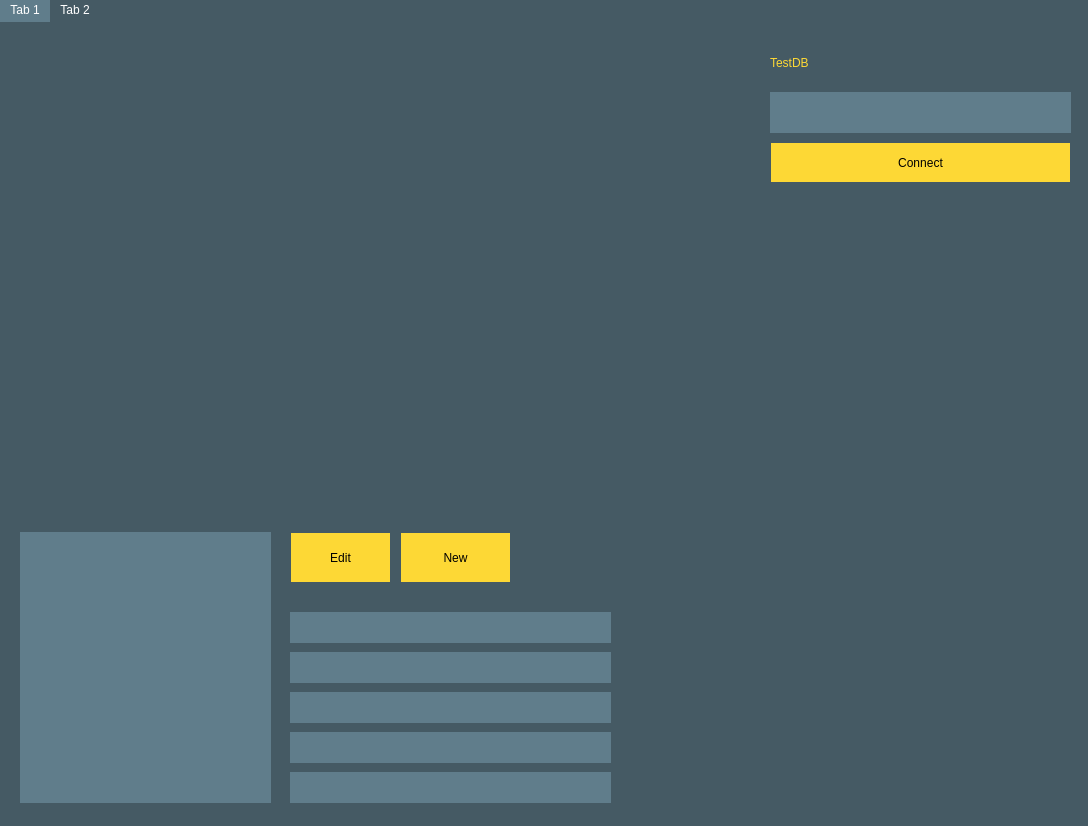
Above: reporter.ui from Davebudil/reporter before the change. Below: the same form after it.
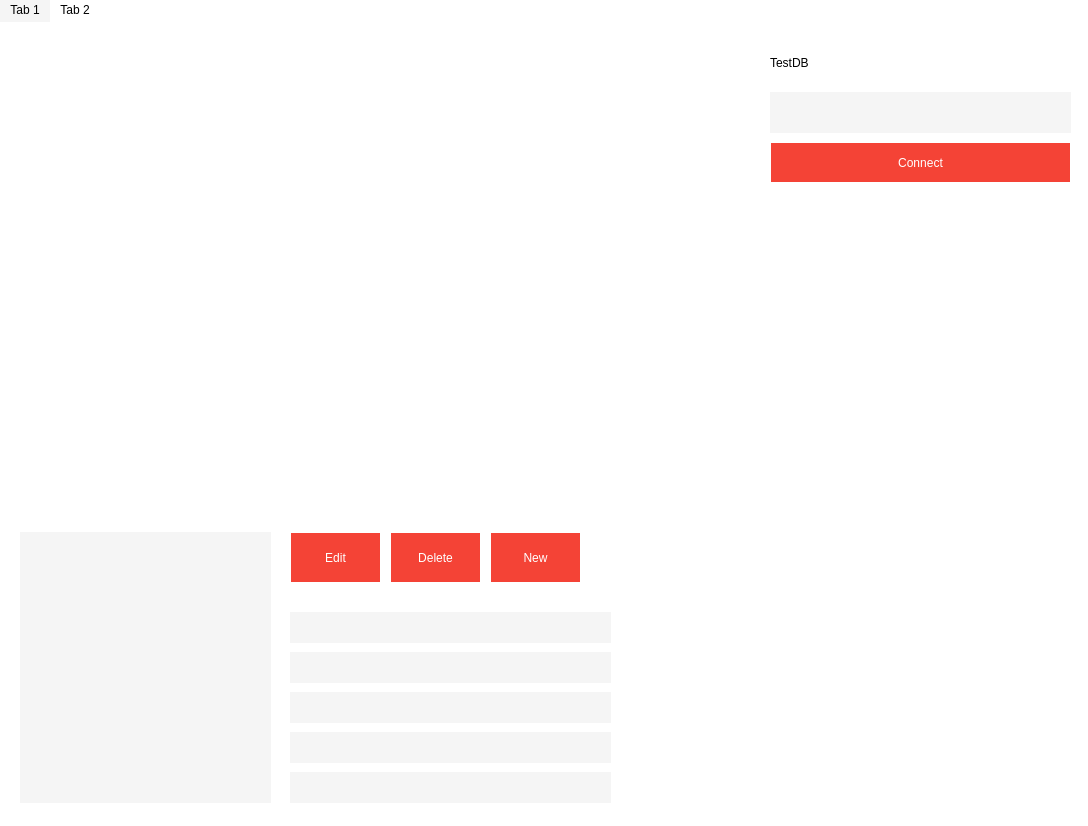
That is the form after the change. Icons and pictures are not drawn.

Commit message: Fixed parameter & query deleting and getter to return reference to the member variable. Modified the color scheme -> in future probably brigter red should be used instead. Also added the basics of parameter binding functionality.

Patch:
```diff
--- a/reporter.ui
+++ b/reporter.ui
@@ -14,9 +14,9 @@
    <string>Reporter</string>
   </property>
   <property name="styleSheet">
-   <string notr="true">QWidget:window {					/* Borders around the code editor and debug window */
-	border: 0px solid #455A64;
-	background-color: #455A64;
+   <string notr="true">QWidget:window {          /* Borders around the code editor and debug window */
+  border: 0px solid white;
+  background-color: white;
 }
 
 QToolTip {
@@ -29,16 +29,16 @@
 
 /* ==================== Dialog ==================== */
 QLabel {
-	background: #455A64;
-	color: white;	
-	font: 75 11pt &quot;DejaVu Sans Mono&quot;;			/* Not sure about this one */
+  background: white;
+  color: black; 
+  font: 75 11pt &quot;DejaVu Sans Mono&quot;;     /* Not sure about this one */
 }
 
 QDialog, QListView {
-	background-color: #455A64;
-	color: white;
-	outline: 0;
-	border: 2px solid transparent;
+  background-color: white;
+  color: black;
+  outline: 0;
+  border: 2px solid transparent;
 }
 
 QListView::item:hover {
@@ -48,49 +48,49 @@
 
 
 QListView::item:selected {
-	color: #607D8B;
-	background: #607D8B;
+  color: #F5F5F5;
+  background: #F5F5F5;
 }
 
 /* === QTabBar === */
 QTabBar {
-	background: #455A64;
+  background: white;
 }
 QPlainTextEdit{
-	background: #607D8B;
-	border: 1px solid #607D8B;
-	color: white;
+  background: #F5F5F5;
+  border: 1px solid #F5F5F5;
+  color: black;
 }
 QTableView{
-	background: #607D8B;
-	border: 1px solid #607D8B;
-	color: white;
+  background: #F5F5F5;
+  border: 1px solid #F5F5F5;
+  color: black;
 }
 QScrollArea{
-	background: #607D8B;
-	border: 1px solid #607D8B;
-	color: white;
+  background: #F5F5F5;
+  border: 1px solid #F5F5F5;
+  color: black;
 }
 QScrollArea{
-	background: #607D8B;
-	border: 1px solid #607D8B;
-	color: white;
+  background: #F5F5F5;
+  border: 1px solid #F5F5F5;
+  color: black;
 }
 
 
 QTabWidget::pane {
-	background: transparent;	/* Only at the very bottom of the tabs */
+  background: transparent;  /* Only at the very bottom of the tabs */
 }
 
 QTabBar::tab {
-	background: #455A64;
-	border: 0px solid #455A64;
-	border-bottom: 2px solid #455A64;
-	color: white;
-	padding-left: 10px;
-	padding-right: 10px;
-	padding-top: 3px;
-	padding-bottom: 3px;
+  background: white;
+  border: 0px solid white;
+  border-bottom: 2px solid white;
+  color: black;
+  padding-left: 10px;
+  padding-right: 10px;
+  padding-top: 3px;
+  padding-bottom: 3px;
 }
 
 QTabBar::tab:hover {
@@ -101,86 +101,86 @@
 }
 
 QTabBar::tab:selected {
-	background-color: #607D8B;
-	border: 0px solid #607D8B;
-	border-top: none;
-	border-bottom: 2px solid #607D8B;
-	color: white;
+  background-color: #F5F5F5;
+  border: 0px solid #F5F5F5;
+  border-top: none;
+  border-bottom: 2px solid #F5F5F5;
+  color: black;
 }
 
 QStackedWidget {
-	background: #455A64;	/* This covers a bunch of things, I was thinking about making it transparent, */
-							/* but I would have to find all the other elements... but QTabWidget::pane may be it */
+  background: white;  /* This covers a bunch of things, I was thinking about making it transparent, */
+              /* but I would have to find all the other elements... but QTabWidget::pane may be it */
 }
 
 
 /* === QGroupBox === */
 QGroupBox {
-    border: 1px solid #455A64;
-    background-color: #455A64;
+    border: 1px solid white;
+    background-color: white;
     margin-top: 1em;
 }
 
 QGroupBox::title {
-	color: white;
+  color: black;
     subcontrol-origin: margin;
     left: 6px;
     padding: 0 3px 0 3px;
 }
 
 QComboBox {
-	color: white;
-	background-color: #455A64;
-	selection-background-color: #607D8B;
-	outline: 0;
+  color: black;
+  background-color: white;
+  selection-background-color: #F5F5F5;
+  outline: 0;
 }
 
 QComboBox QAbstractItemView
 {    
-    selection-background-color: #607D8B;
-	outline: 0;
+    selection-background-color: #F5F5F5;
+  outline: 0;
 }
 
 /* === QCheckBox === */
 QCheckBox, QRadioButton {
-	color: white;
+  color: black;
 }
 
 QCheckBox::indicator::unchecked  {
-	background-color: #455A64;
-	border: 1px solid #455A64;
+  background-color: white;
+  border: 1px solid white;
 }
 
 QRadioButton::indicator::unchecked {
-	background-color: #455A64;
-	border: 1px solid #455A64;
-	border-radius: 4px;
+  background-color: white;
+  border: 1px solid white;
+  border-radius: 4px;
 }
 
 QCheckBox::indicator::checked, QTreeView::indicator::checked {
-	background-color: qradialgradient(cx:0.5, cy:0.5, fx:0.25, fy:0.15, radius:0.3, stop:0 #80CBC4, stop:1 #455A64);
-	border: 1px solid #455A64;
+  background-color: qradialgradient(cx:0.5, cy:0.5, fx:0.25, fy:0.15, radius:0.3, stop:0 #80CBC4, stop:1 white);
+  border: 1px solid white;
 }
 
 QRadioButton::indicator::checked {
-	background-color: qradialgradient(cx:0.5, cy:0.5, fx:0.25, fy:0.15, radius:0.3, stop:0 #80CBC4, stop:1 #455A64);
-	border: 1px solid #455A64;
-	border-radius: 4px;
+  background-color: qradialgradient(cx:0.5, cy:0.5, fx:0.25, fy:0.15, radius:0.3, stop:0 #80CBC4, stop:1 white);
+  border: 1px solid white;
+  border-radius: 4px;
 }
 
 QCheckBox::indicator:disabled, QRadioButton::indicator:disabled, QTreeView::indicator:disabled {
-	background-color: #455A64;			/* Not sure what this looks like */
+  background-color: white;      /* Not sure what this looks like */
 }
 
 QCheckBox::indicator::checked:disabled, QRadioButton::indicator::checked:disabled, QTreeView::indicator::checked:disabled {  
-	background-color: qradialgradient(cx:0.5, cy:0.5, fx:0.25, fy:0.15, radius:0.3, stop:0 #BBBBBB, stop:1 #455A64); /* Not sure what this looks like */
+  background-color: qradialgradient(cx:0.5, cy:0.5, fx:0.25, fy:0.15, radius:0.3, stop:0 #BBBBBB, stop:1 white); /* Not sure what this looks like */
 }
 
 QTreeView {
-	background-color: #455A64;
-	color: white;
-	outline: 0;
-	border: 0;
+  background-color: white;
+  color: black;
+  outline: 0;
+  border: 0;
 }
 
 QTreeView::item:hover {
@@ -189,42 +189,42 @@
 }
 
 QTreeView::item:selected {
-	background-color: #607D8B;
-	color: white;
+  background-color: #F5F5F5;
+  color: black;
 }
 
 QTreeView QHeaderView:section {
-	background-color: #455A64;
-	color: white;
-	border: 0;
+  background-color: white;
+  color: black;
+  border: 0;
 }
 
 QTreeView::indicator:checked {
-	background-color: qradialgradient(cx:0.5, cy:0.5, fx:0.25, fy:0.15, radius:0.3, stop:0 #80CBC4, stop:1 #455A64);
-	border: 1px solid #607D8B ;
-	selection-background-color: #607D8B ;
+  background-color: qradialgradient(cx:0.5, cy:0.5, fx:0.25, fy:0.15, radius:0.3, stop:0 #80CBC4, stop:1 white);
+  border: 1px solid #F5F5F5 ;
+  selection-background-color: #F5F5F5 ;
 }
 
-QTreeView::indicator:unchecked {			/* This and the one above style the checkbox in the Options -&gt; Keyboard */
-	background-color: #455A64;				/* This is still a hover over in blue I can't get rid of */
-	border: 1px solid #455A64;
-	selection-background-color: #455A64;
+QTreeView::indicator:unchecked {      /* This and the one above style the checkbox in the Options -&gt; Keyboard */
+  background-color: white;        /* This is still a hover over in blue I can't get rid of */
+  border: 1px solid white;
+  selection-background-color: white;
 }
 /*
 QTreeView QScrollBar {
-	background-color: #607D8B
+  background-color: #F5F5F5
 }
 */
 QTreeView::branch {
-	/* Skip - applies to everything */
+  /* Skip - applies to everything */
 }
 
 QTreeView::branch:has-siblings:adjoins-item {
-	/* Skip - files */
+  /* Skip - files */
 }
 
 QTreeView::branch:has-siblings:!adjoins-item {
-	/* Skip - applies to almost all on the left side */
+  /* Skip - applies to almost all on the left side */
 }
 
 QTreeView::branch:closed:has-children:has-siblings {
@@ -236,7 +236,7 @@
 }
 
 QTreeView::branch:!has-children:!has-siblings:adjoins-item {
-	/* Skip - files */
+  /* Skip - files */
 }
 
 QTreeView::branch:open:has-children:has-siblings {
@@ -249,45 +249,45 @@
 
 /* === QScrollBar:horizontal === */
 QScrollBar:horizontal {
-	background: #FDD835;				/* Background where slider is not */
-	height: 10px;
-	margin: 0;
+  background: #f44336;        /* Background where slider is not */
+  height: 10px;
+  margin: 0;
 }
 
 QScrollBar:vertical {
-	background: #FDD835;				/* Background where slider is not */
-	width: 10px;
-	margin: 0;
+  background: #f44336;        /* Background where slider is not */
+  width: 10px;
+  margin: 0;
 }
 
 QScrollBar::handle:horizontal {
-    background: #FDD835;					/* Slider color */
+    background: #f44336;          /* Slider color */
     min-width: 16px;
-	border-radius: 5px;
+  border-radius: 5px;
 }
 
 QScrollBar::handle:vertical {
-    background: #FDD835;					/* Slider color */
+    background: #f44336;          /* Slider color */
     min-height: 16px;
-	border-radius: 5px;
+  border-radius: 5px;
 }
 
 QScrollBar::add-page:horizontal, QScrollBar::sub-page:horizontal,
 QScrollBar::add-page:vertical, QScrollBar::sub-page:vertical {
-	background: #FDD835;												/* Removes the dotted background */
+  background: #f44336;                        /* Removes the dotted background */
 }
 
 QScrollBar::add-line:horizontal, QScrollBar::sub-line:horizontal,
-QScrollBar::add-line:vertical, QScrollBar::sub-line:vertical {	/* Hides the slider arrows */
-      border: #FDD835;
-      background: #FDD835;
+QScrollBar::add-line:vertical, QScrollBar::sub-line:vertical {  /* Hides the slider arrows */
+      border: #f44336;
+      background: #f44336;
 }
 
 QPushButton {
-	background-color: #FDD835;
-	color: black;
-	border: 1px solid #FDD835;
-	padding: 4px 22px;
+  background-color: #f44336;
+  color: black;
+  border: 1px solid #f44336;
+  padding: 4px 22px;
 }
 
 QPushButton:hover {
@@ -299,22 +299,22 @@
 }
 
 QLineEdit {
-	background: #607D8B;
-	border: 1px solid #607D8B;
-	color: white;
+  background: #F5F5F5;
+  border: 1px solid #F5F5F5;
+  color: black;
 }
 
 QSpinBox {
-	background: #607D8B;
-	border: 1px solid #607D8B;
-	color: white;
+  background: #F5F5F5;
+  border: 1px solid #F5F5F5;
+  color: black;
 }
 
 /*****************************************************************************
 Main Screen
 *****************************************************************************/
 QTreeView {
-	background-color: #455A64;
+  background-color: white;
 }
 
 QMenu {
@@ -341,20 +341,20 @@
 
 /* === QMenuBar === */
 QMenuBar {
-	background-color: #455A64;
-	color: white;
+  background-color: white;
+  color: black;
 }
 
 QMenuBar::item {
-	background: transparent;
+  background: transparent;
 }
 
 QMenuBar::item:disabled {
-	color: gray;
+  color: gray;
 }
 
 QMenuBar::item:selected {
-	color: #607D8B;
+  color: #F5F5F5;
 }
 
 QMenuBar::item:pressed {
@@ -362,18 +362,18 @@
 }
 
 QToolBar {
-	background: #FDD835;
-	border: 1px solid transparent;
+  background: #f44336;
+  border: 1px solid transparent;
 }
 
 QToolBar:handle {
-	background: transparent;
-	border-left: 2px dotted #80CBC4;	/* Fix the 4 handle dots so it doesn't look crappy */
-	color: transparent;
+  background: transparent;
+  border-left: 2px dotted #80CBC4;  /* Fix the 4 handle dots so it doesn't look crappy */
+  color: transparent;
 }
 
 QToolBar::separator {
-	border: 0;
+  border: 0;
 }
 
 /* === QToolButton === */
@@ -382,8 +382,8 @@
 }
 
 QToolButton::menu-button {
-	background: url('./images/downarrowgray.png') center center no-repeat;
-	background-color: #FDD835;												
+  background: url('./images/downarrowgray.png') center center no-repeat;
+  background-color: #f44336;                        
 }
 
 QToolButton::menu-button:hover, QToolButton::menu-button:pressed {
@@ -391,20 +391,20 @@
 }
 
 QStatusBar {
-	background-color: #FDD835;
+  background-color: #f44336;
 }
 
 QLabel {
-	color: #FDD835;
+  color: black;
 }
 
 QToolButton {
-	color: black;
-	background-color: #FDD835;
+  color: white;
+  background-color: #f44336;
 }
 
 QToolButton:hover, QToolButton:pressed, QToolButton:checked {
-	background-color: #607D8B;
+  background-color: #F5F5F5;
 }
 
 QToolButton:hover {
@@ -413,13 +413,13 @@
 }
 
 QToolButton:checked, QToolButton:pressed {
-	color: #FFFFFF;
+  color: #FFFFFF;
 }
 
 
 QToolButton {
-	border: 1px solid #FDD835;
-	margin: 1px;
+  border: 1px solid #f44336;
+  margin: 1px;
 }
 
 QToolButton:hover {
@@ -428,12 +428,12 @@
 }
 
 QToolButton[popupMode=&quot;1&quot;] {
-	padding-right: 20px;
+  padding-right: 20px;
 }
 
 QToolButton::menu-button {
-	border-left: 1px solid #FDD835;
-	background: transparent;
+  border-left: 1px solid #f44336;
+  background: transparent;
     width: 16px;
 }
 
@@ -444,12 +444,12 @@
 }
 
 QStatusBar::item {
-	color: black;
-	background-color: #FDD835;
+  color: white;
+  background-color: #f44336;
 }
 
-QAbstractScrollArea  {	/* Borders around the code editor and debug window */
-	border: 0;
+QAbstractScrollArea  {  /* Borders around the code editor and debug window */
+  border: 0;
 }
 
 /*****************************************************************************
@@ -462,7 +462,7 @@
 }
 
 QTabWidget::tab-bar {
-	left: 0px; /* Test this out on OS X, it will affect the tabs in the Options Dialog, on OS X they are centered */
+  left: 0px; /* Test this out on OS X, it will affect the tabs in the Options Dialog, on OS X they are centered */
 }</string>
   </property>
   <widget class="QWidget" name="centralWidget">
@@ -561,9 +561,9 @@
       <widget class="QToolButton" name="paramNew">
        <property name="geometry">
         <rect>
-         <x>400</x>
+         <x>490</x>
          <y>10</y>
-         <width>111</width>
+         <width>91</width>
          <height>51</height>
         </rect>
        </property>
@@ -576,7 +576,7 @@
         <rect>
          <x>290</x>
          <y>10</y>
-         <width>101</width>
+         <width>91</width>
          <height>51</height>
         </rect>
        </property>
@@ -659,9 +659,9 @@
          </rect>
         </property>
         <property name="styleSheet">
-         <string notr="true">	background: #607D8B;
-	border: 1px solid #607D8B;
-	color: white;</string>
+         <string notr="true">	background:#F5F5F5;
+	border: 1px solid #F5F5F5;
+	color: black;</string>
         </property>
         <layout class="QVBoxLayout" name="verticalLayout_3">
          <item>
@@ -670,6 +670,19 @@
         </layout>
        </widget>
       </widget>
+      <widget class="QToolButton" name="paramDelete">
+       <property name="geometry">
+        <rect>
+         <x>390</x>
+         <y>10</y>
+         <width>91</width>
+         <height>51</height>
+        </rect>
+       </property>
+       <property name="text">
+        <string>Delete</string>
+       </property>
+      </widget>
      </widget>
     </widget>
     <widget class="QWidget" name="SQL">
```
Left out of the diff: 90 changed lines with no effect on the pictures. The commit also changes 6 other files.
